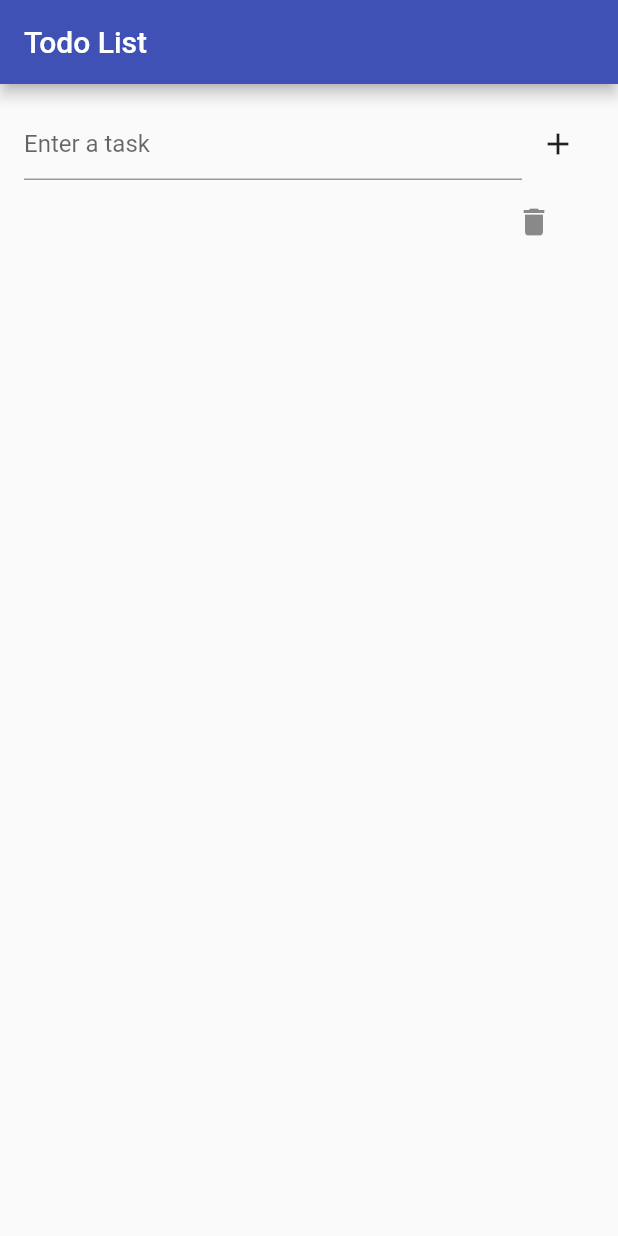
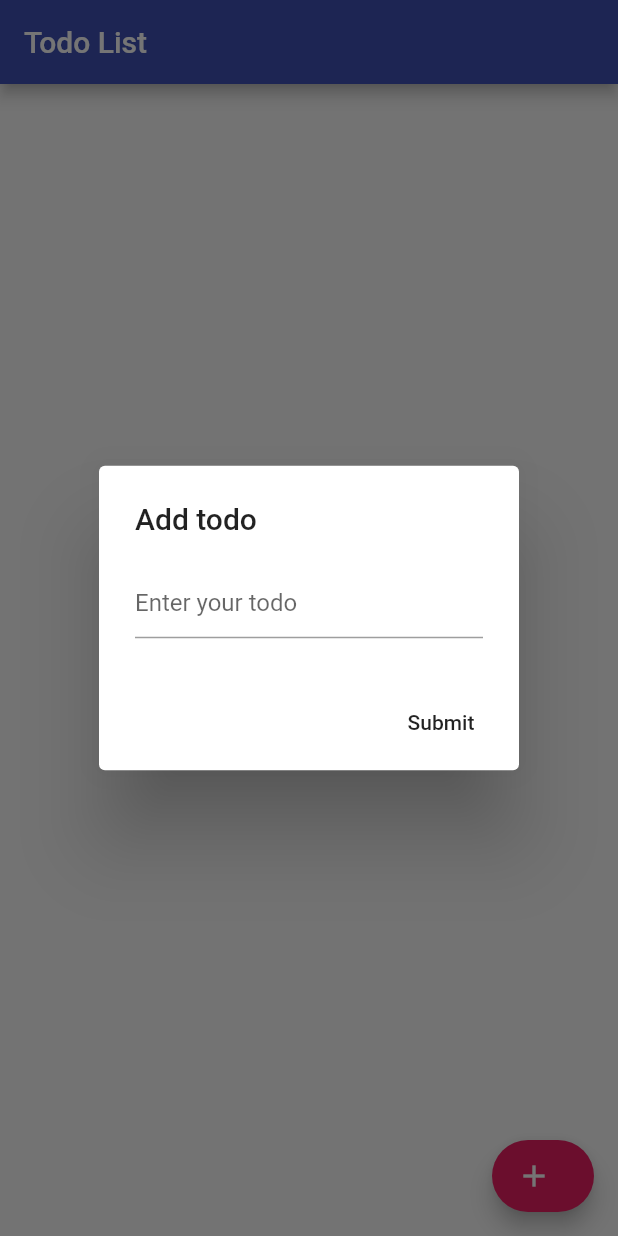
Before and after one commit to shahkutub/to_do_app, a Flutter app: the screen it shows after launch, after a tap on the "add" icon, on a phone screen of 412 x 824 dp. Run offline on Flutter 3.47's test engine with Material 2 defaults, Android fonts, the phone set to English and light mode, and no system bars; our stand-ins replace get, sqflite; accounts and stored records are empty.

```diff
--- a/lib/view/home_page.dart
+++ b/lib/view/home_page.dart
@@ -9,25 +9,21 @@ class HomePage extends StatelessWidget {
   Widget build(BuildContext context) {
     return Scaffold(
       appBar: new AppBar(title: Text("Todo List")),
+      floatingActionButton: FloatingActionButton.extended(
+        onPressed: () {
+          // Add your onPressed code here!
+          _displayDialog(context);
+        },
+        label: const Text(''),
+        icon: const Icon(Icons.add),
+        backgroundColor: Colors.pink,
+      ),
       body: Container(
         alignment: Alignment.topLeft,
         padding: EdgeInsets.all(16),
         child: Column(
           children: <Widget>[
-            Row(
-              children: <Widget>[
-                Expanded(
-                    child: TextFormField(
-                  controller: _taskController.addTaskController,
-                  decoration: InputDecoration(hintText: "Enter a task"),
-                )),
-                IconButton(
-                    icon: Icon(Icons.add),
-                    onPressed: () {
-                      _taskController.addData();
-                    })
-              ],
-            ),
+
             Expanded(
               child: Obx(() => ListView.builder(
                     itemCount: _taskController.taskData.length,
@@ -45,4 +41,30 @@ class HomePage extends StatelessWidget {
       ),
     );
   }
+
+  _displayDialog(BuildContext context) async {
+    return showDialog(
+        context: context,
+        builder: (context) {
+          return AlertDialog(
+            title: Text('Add todo'),
+            content: TextField(
+              controller: _taskController.addTaskController,
+              textInputAction: TextInputAction.done,
+              //keyboardType: TextInputType.numberWithOptions(),
+              decoration: InputDecoration(hintText: "Enter your todo"),
+            ),
+            actions: <Widget>[
+              new FlatButton(
+                child: new Text('Submit'),
+                onPressed: () {
+                  _taskController.addData();
+                  Navigator.of(context).pop();
+                },
+              )
+            ],
+          );
+        });
+  }
+
 }
```
Also changed, not shown: pubspec.lock.
